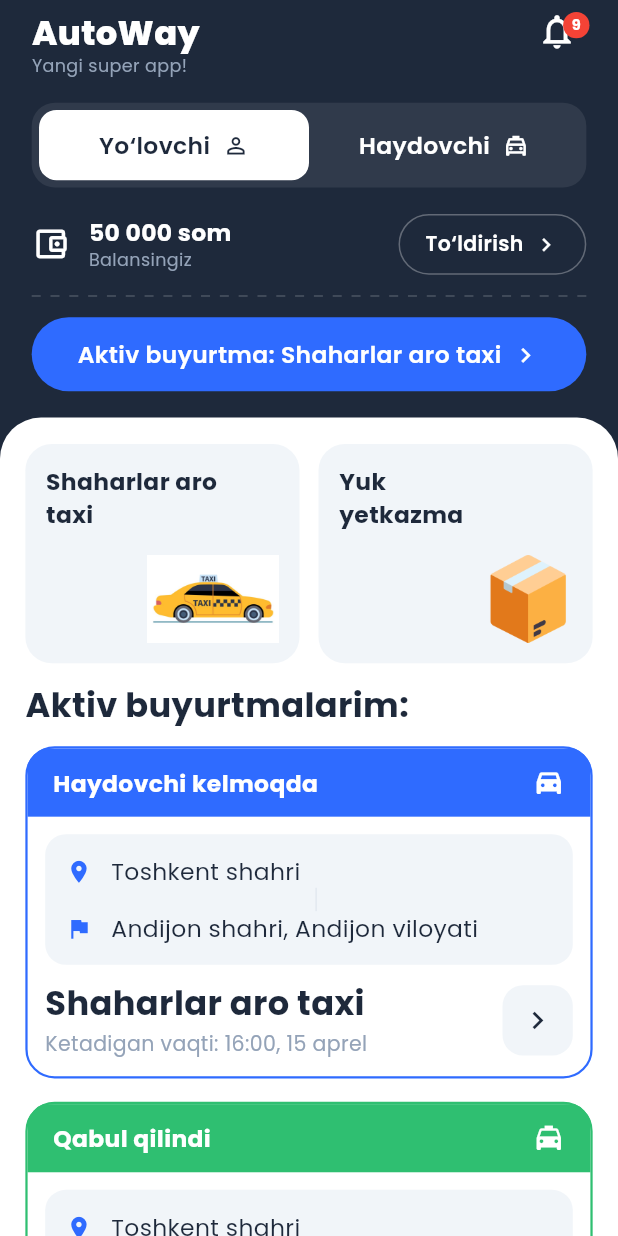
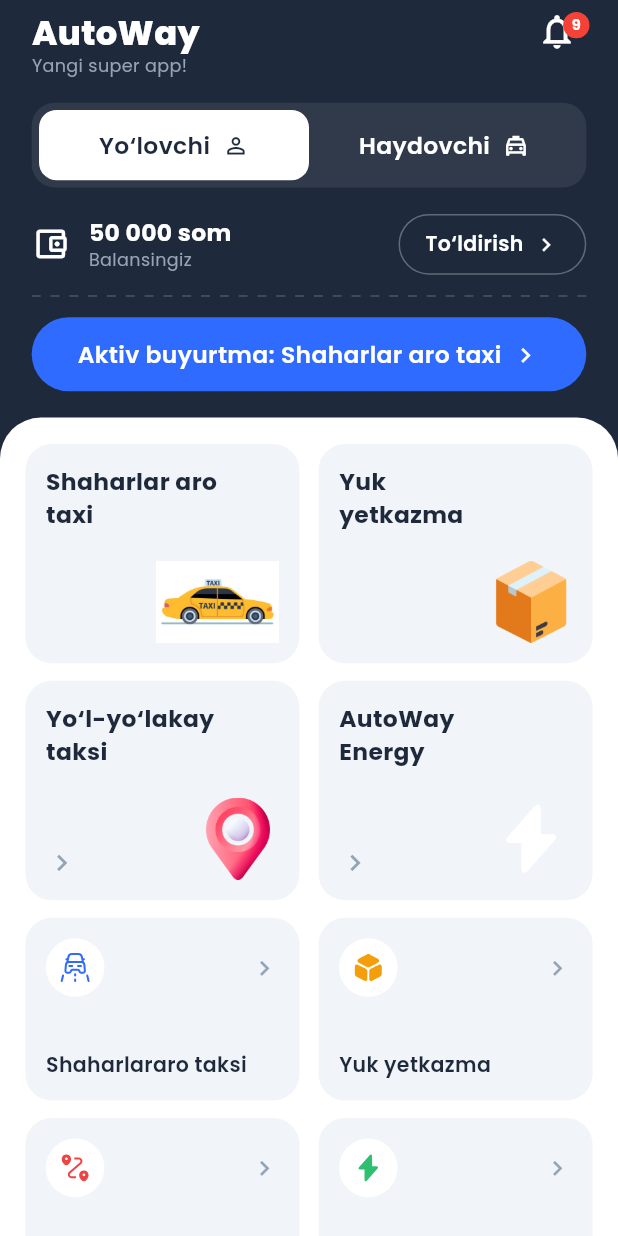
Before and after one commit to devituz/autoway-mobile, a Flutter app: the HomePage screen opened directly, on a phone screen of 412 x 824 dp. Run offline on Flutter 3.47's test engine with Material 3 defaults, Android fonts, the phone set to English and light mode, and no system bars; our stand-ins replace auto_route, dio, easy_localization, flutter_bloc, flutter_screenutil, flutter_svg and 5 more; accounts and stored records are empty.

Commit message:
feat(home): full service grid 1:1 with Figma (4 featured + 4 compact)
- Restored 4 featured cards (taxi, cargo, route, energy) with real Figma
  illustrations (ill_taxi/box/pin + flash svg); arrows on route & energy.
- Restored 4 compact cards with tinted Figma SVG icons (driving/box/routing/
  flash) in design colors. Fixed compact card overflow (aspect 1.5).
- Matches node 2231:6225.

Co-Authored-By: Claude Opus 4.8 (1M context) <noreply@anthropic.com>

```diff
--- a/lib/features/client/home/presentation/pages/home_page.dart
+++ b/lib/features/client/home/presentation/pages/home_page.dart
@@ -2,6 +2,7 @@ import 'package:auto_route/auto_route.dart';
 import 'package:easy_localization/easy_localization.dart';
 import 'package:flutter/material.dart';
 import 'package:flutter_screenutil/flutter_screenutil.dart';
+import 'package:flutter_svg/flutter_svg.dart';
 
 import '../../../../../../core/router/app_router.dart';
 import '../../../../../../core/theme/app_colors.dart';
@@ -60,7 +61,9 @@ class _HomePageState extends State<HomePage> {
                 crossAxisAlignment: CrossAxisAlignment.start,
                 children: [
                   const _FeaturedGrid(),
-                  SizedBox(height: 14.h),
+                  SizedBox(height: 12.h),
+                  const _CompactGrid(),
+                  SizedBox(height: 18.h),
                   Text('home.my_active_orders'.tr(),
                       style: AppText.bodyLarge.copyWith(
                           color: AppColors.textPrimary,
@@ -360,6 +363,8 @@ class _FeaturedGrid extends StatelessWidget {
     final items = [
       (label: 'home.intercity_taxi'.tr(), iconPath: 'assets/images/ill_taxi.png', arrow: false),
       (label: 'home.cargo'.tr(), iconPath: 'assets/images/ill_box.png', arrow: false),
+      (label: 'home.route_taxi'.tr(), iconPath: 'assets/images/ill_pin.png', arrow: true),
+      (label: 'home.energy'.tr(), iconPath: 'assets/images/ill_flash.svg', arrow: true),
     ];
     return GridView.builder(
       shrinkWrap: true,
@@ -414,11 +419,9 @@ class _FeaturedCard extends StatelessWidget {
           ),
           Align(
             alignment: Alignment.bottomRight,
-            child: Image.asset(
-              iconPath,
-              height: 60.h,
-              fit: BoxFit.contain,
-            ),
+            child: iconPath.endsWith('.svg')
+                ? SvgPicture.asset(iconPath, height: 56.h)
+                : Image.asset(iconPath, height: 56.h, fit: BoxFit.contain),
           ),
           if (showArrow)
             Align(
@@ -432,17 +435,16 @@ class _FeaturedCard extends StatelessWidget {
   }
 }
 
-// ignore: unused_element
 class _CompactGrid extends StatelessWidget {
   const _CompactGrid();
 
   @override
   Widget build(BuildContext context) {
     final items = [
-      (label: 'home.intercity_short'.tr(), icon: Icons.local_taxi_outlined, color: AppColors.blue),
-      (label: 'home.cargo'.tr(), icon: Icons.inventory_2_outlined, color: AppColors.orange),
-      (label: 'home.route_taxi'.tr(), icon: Icons.route_outlined, color: AppColors.pink),
-      (label: 'home.energy'.tr(), icon: Icons.bolt_outlined, color: AppColors.statusGreen),
+      (label: 'home.intercity_short'.tr(), icon: 'c_driving', color: AppColors.blue),
+      (label: 'home.cargo'.tr(), icon: 'c_box', color: AppColors.orange),
+      (label: 'home.route_taxi'.tr(), icon: 'c_routing', color: AppColors.pink),
+      (label: 'home.energy'.tr(), icon: 'c_flash', color: AppColors.statusGreen),
     ];
     return GridView.builder(
       shrinkWrap: true,
@@ -453,7 +455,7 @@ class _CompactGrid extends StatelessWidget {
         crossAxisCount: 2,
         mainAxisSpacing: 12.h,
         crossAxisSpacing: 12.w,
-        childAspectRatio: 1.7,
+        childAspectRatio: 1.5,
       ),
       itemBuilder: (_, i) => _CompactCard(
         label: items[i].label,
@@ -466,14 +468,11 @@ class _CompactGrid extends StatelessWidget {
 
 class _CompactCard extends StatelessWidget {
   final String label;
-  final IconData icon;
+  final String icon;
   final Color color;
 
-  const _CompactCard({
-    required this.label,
-    required this.icon,
-    required this.color,
-  });
+  const _CompactCard(
+      {required this.label, required this.icon, required this.color});
 
   @override
   Widget build(BuildContext context) {
@@ -497,7 +496,10 @@ class _CompactCard extends StatelessWidget {
                   color: AppColors.accent,
                   shape: BoxShape.circle,
                 ),
-                child: Icon(icon, size: 20.sp, color: color),
+                child: SvgPicture.asset('assets/icons/$icon.svg',
+                    width: 22.sp,
+                    height: 22.sp,
+                    colorFilter: ColorFilter.mode(color, BlendMode.srcIn)),
               ),
               Icon(Icons.chevron_right,
                   size: 20.sp, color: AppColors.textSecondary),
```
Also changed, not shown: assets/icons/c_box.svg (added), assets/icons/c_driving.svg (added), assets/icons/c_flash.svg (added), assets/icons/c_routing.svg (added).
